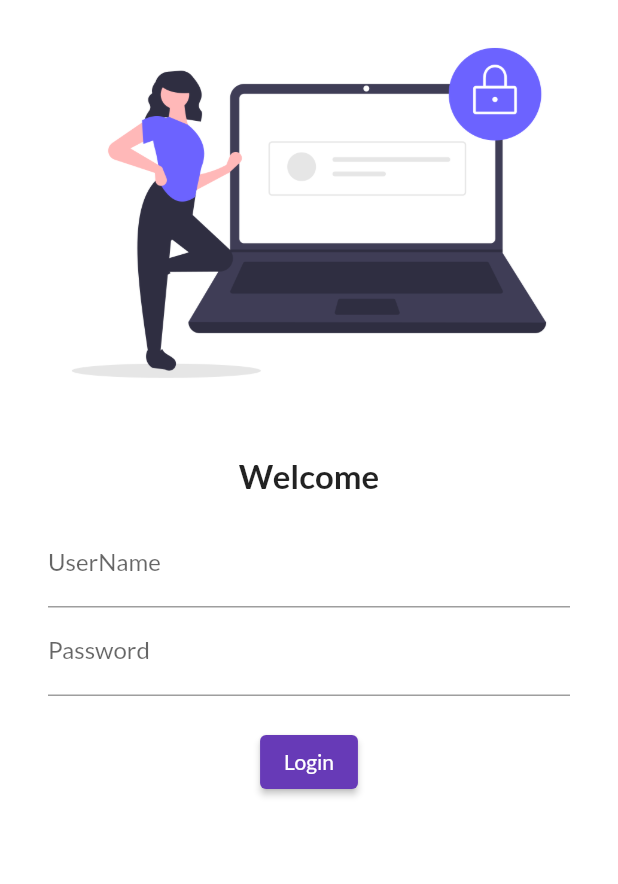
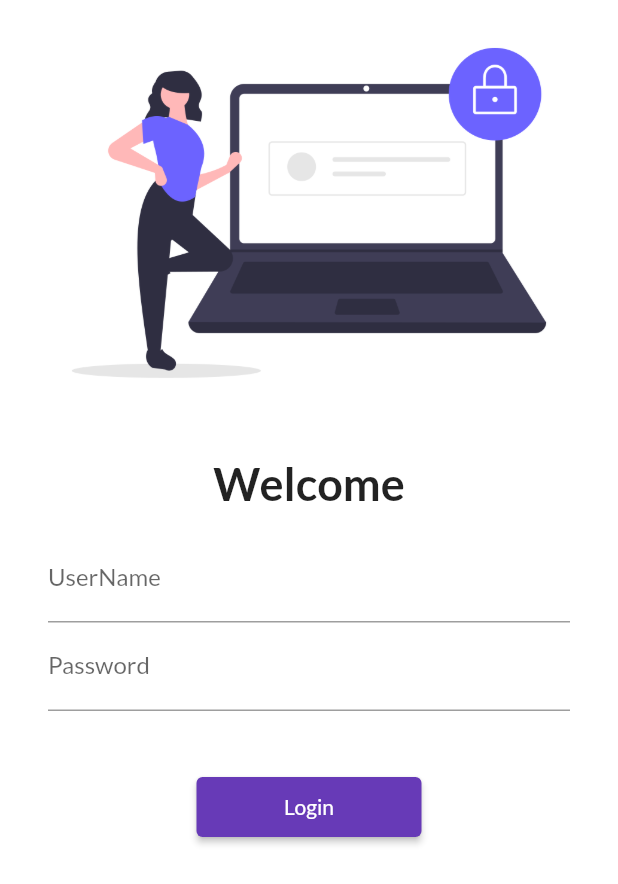
Before and after one commit to snilesh10/FlutterLearning, a Flutter app: the screen it shows after launch, on a phone screen of 412 x 824 dp. Shown: the top 884 px of the screen. Run offline on Flutter 3.47's test engine with Material 2 defaults, Android fonts, the phone set to English and light mode, and no system bars; our stand-ins replace google_fonts.

Commit message:
DAy5 commit

```diff
--- a/lib/main.dart
+++ b/lib/main.dart
@@ -1,6 +1,7 @@
 import 'package:flutter/material.dart';
 import 'package:flutter_catalog/screens/homepage.dart';
 import 'package:flutter_catalog/screens/login_page.dart';
+import 'package:flutter_catalog/utils/routes.dart';
 import 'package:google_fonts/google_fonts.dart';
 
 void main() {
@@ -14,6 +15,7 @@ class MyApp extends StatelessWidget {
   Widget build(BuildContext context) {
     return MaterialApp(
       themeMode: ThemeMode.light,
+      debugShowCheckedModeBanner: false,
       theme: ThemeData(
         primarySwatch: Colors.deepPurple,
         fontFamily: GoogleFonts.lato().fontFamily,
@@ -22,8 +24,8 @@ class MyApp extends StatelessWidget {
       // initialRoute: "/home",
       routes: {
         "/": (context) => LoginPage(),
-        "/home": (context) => HomePage(),
-        "/login": (context) => LoginPage()
+        MyRoutes.homeRoute: (context) => HomePage(),
+        MyRoutes.loginRoute: (context) => LoginPage()
       },
     );
   }
--- a/lib/screens/login_page.dart
+++ b/lib/screens/login_page.dart
@@ -1,4 +1,5 @@
 import 'package:flutter/material.dart';
+import 'package:flutter_catalog/utils/routes.dart';
 import 'package:google_fonts/google_fonts.dart';
 
 class LoginPage extends StatelessWidget {
@@ -6,6 +7,7 @@ class LoginPage extends StatelessWidget {
   Widget build(BuildContext context) {
     return Material(
       color: Colors.white,
+      child: SingleChildScrollView(
         child: Column(
           children: [
             Image.asset(
@@ -17,7 +19,7 @@ class LoginPage extends StatelessWidget {
             ),
             Text(
               "Welcome",
-            style: TextStyle(fontSize: 22, fontWeight: FontWeight.bold),
+              style: TextStyle(fontSize: 30, fontWeight: FontWeight.bold),
             ),
             Padding(
               padding:
@@ -34,19 +36,21 @@ class LoginPage extends StatelessWidget {
                         hintText: "Enter Password", labelText: "Password"),
                   ),
                   SizedBox(
-                  height: 20.0,
+                    height: 40.0,
                   ),
                   ElevatedButton(
                     onPressed: () {
-                    print("Hi Flutter");
+                      Navigator.pushNamed(context, MyRoutes.homeRoute);
                     },
                     child: Text("Login"),
+                    style: TextButton.styleFrom(minimumSize: Size(150, 40)),
                   )
                 ],
               ),
             )
           ],
         ),
+      ),
     );
   }
 }
--- /dev/null
+++ b/lib/utils/routes.dart
@@ -0,0 +1,4 @@
+class MyRoutes {
+  static String loginRoute = "/login";
+  static String homeRoute = "/home";
+}
```
Lines whose indentation alone changed are shown as unchanged.
